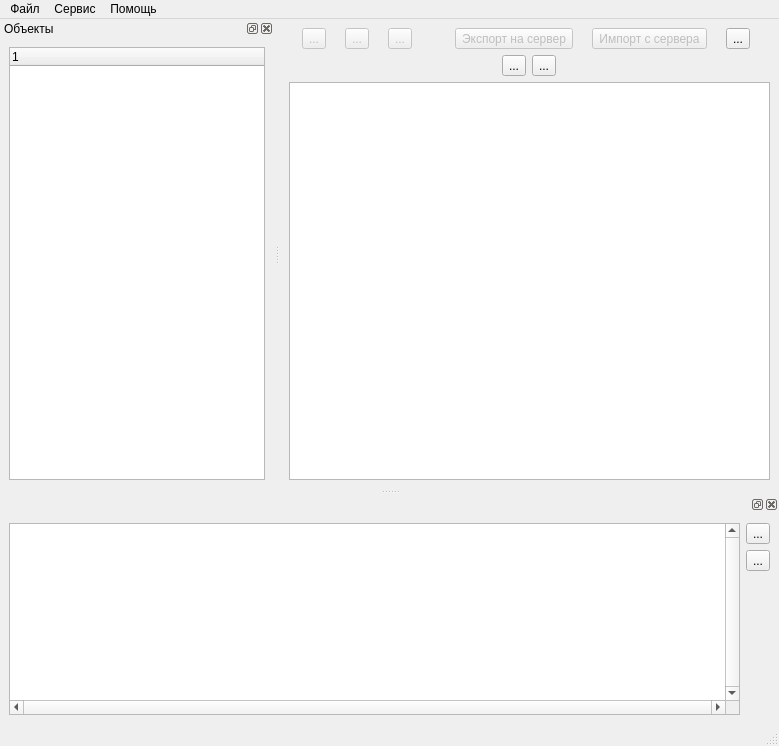
This is certmanager/CertManager/mainwindow.ui in arcirk/ws_solution as Qt 5 draws it before an edit. The edited form follows.
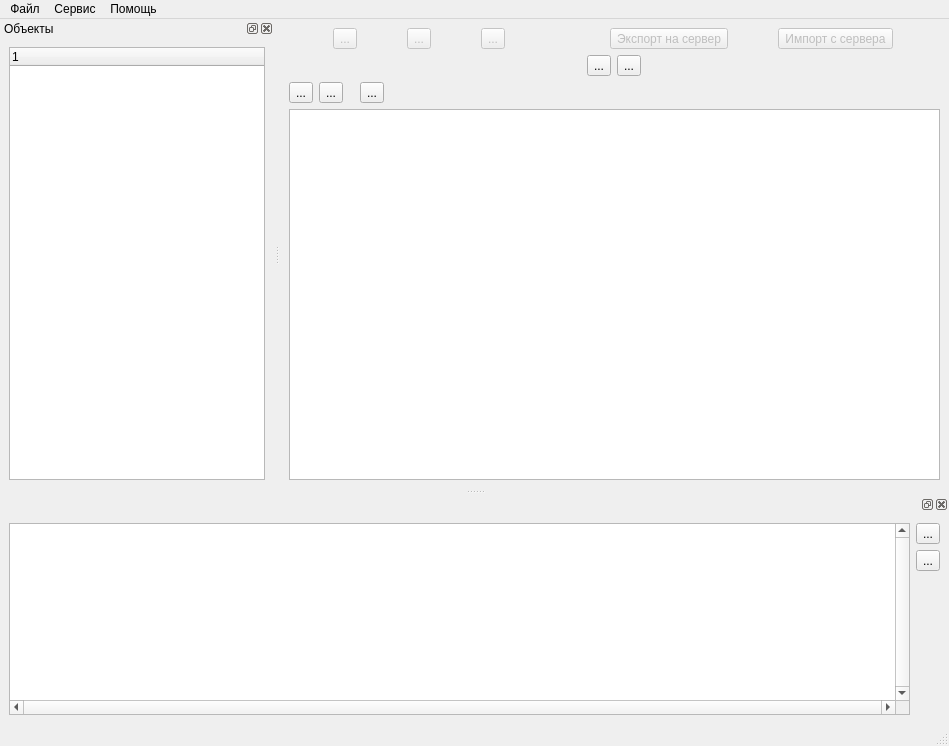
This is the edited form. Icons and pictures are not drawn.

```diff
--- a/certmanager/CertManager/mainwindow.ui
+++ b/certmanager/CertManager/mainwindow.ui
@@ -6,7 +6,7 @@
    <rect>
     <x>0</x>
     <y>0</y>
-    <width>779</width>
+    <width>949</width>
     <height>746</height>
    </rect>
   </property>
@@ -114,17 +114,6 @@
            </property>
           </widget>
          </item>
-         <item row="0" column="6">
-          <widget class="QToolButton" name="btnInstallToUser">
-           <property name="text">
-            <string>...</string>
-           </property>
-           <property name="icon">
-            <iconset resource="certmaster.qrc">
-             <normaloff>:/img/installToUser.png</normaloff>:/img/installToUser.png</iconset>
-           </property>
-          </widget>
-         </item>
          <item row="0" column="3">
           <widget class="QLabel" name="label">
            <property name="maximumSize">
@@ -143,11 +132,85 @@
       </item>
      </layout>
     </item>
-    <item row="3" column="0">
-     <widget class="QTableView" name="tableView">
-      <property name="selectionMode">
-       <enum>QAbstractItemView::SingleSelection</enum>
-      </property>
+    <item row="2" column="0">
+     <widget class="QWidget" name="wToolbarContainers" native="true">
+      <layout class="QGridLayout" name="gridLayout_7">
+       <property name="leftMargin">
+        <number>0</number>
+       </property>
+       <property name="topMargin">
+        <number>0</number>
+       </property>
+       <property name="rightMargin">
+        <number>0</number>
+       </property>
+       <property name="bottomMargin">
+        <number>0</number>
+       </property>
+       <item row="0" column="0">
+        <layout class="QHBoxLayout" name="horizontalLayout_2">
+         <item>
+          <widget class="QToolButton" name="btnContAdd">
+           <property name="text">
+            <string>...</string>
+           </property>
+           <property name="icon">
+            <iconset resource="certmaster.qrc">
+             <normaloff>:/img/itemAdd.png</normaloff>:/img/itemAdd.png</iconset>
+           </property>
+          </widget>
+         </item>
+         <item>
+          <widget class="QToolButton" name="btnConDel">
+           <property name="text">
+            <string>...</string>
+           </property>
+           <property name="icon">
+            <iconset resource="certmaster.qrc">
+             <normaloff>:/img/itemDelete.png</normaloff>:/img/itemDelete.png</iconset>
+           </property>
+          </widget>
+         </item>
+         <item>
+          <widget class="QLabel" name="label_2">
+           <property name="maximumSize">
+            <size>
+             <width>5</width>
+             <height>16777215</height>
+            </size>
+           </property>
+           <property name="text">
+            <string/>
+           </property>
+          </widget>
+         </item>
+         <item>
+          <widget class="QToolButton" name="btnInstallToUser">
+           <property name="text">
+            <string>...</string>
+           </property>
+           <property name="icon">
+            <iconset resource="certmaster.qrc">
+             <normaloff>:/img/installToUser.png</normaloff>:/img/installToUser.png</iconset>
+           </property>
+          </widget>
+         </item>
+         <item>
+          <spacer name="horizontalSpacer">
+           <property name="orientation">
+            <enum>Qt::Horizontal</enum>
+           </property>
+           <property name="sizeHint" stdset="0">
+            <size>
+             <width>40</width>
+             <height>20</height>
+            </size>
+           </property>
+          </spacer>
+         </item>
+        </layout>
+       </item>
+      </layout>
      </widget>
     </item>
     <item row="1" column="0">
@@ -194,6 +257,13 @@
       </layout>
      </widget>
     </item>
+    <item row="4" column="0">
+     <widget class="QTableView" name="tableView">
+      <property name="selectionMode">
+       <enum>QAbstractItemView::SingleSelection</enum>
+      </property>
+     </widget>
+    </item>
    </layout>
   </widget>
   <widget class="QMenuBar" name="menubar">
@@ -201,7 +271,7 @@
     <rect>
      <x>0</x>
      <y>0</y>
-     <width>779</width>
+     <width>949</width>
      <height>21</height>
     </rect>
    </property>
```
